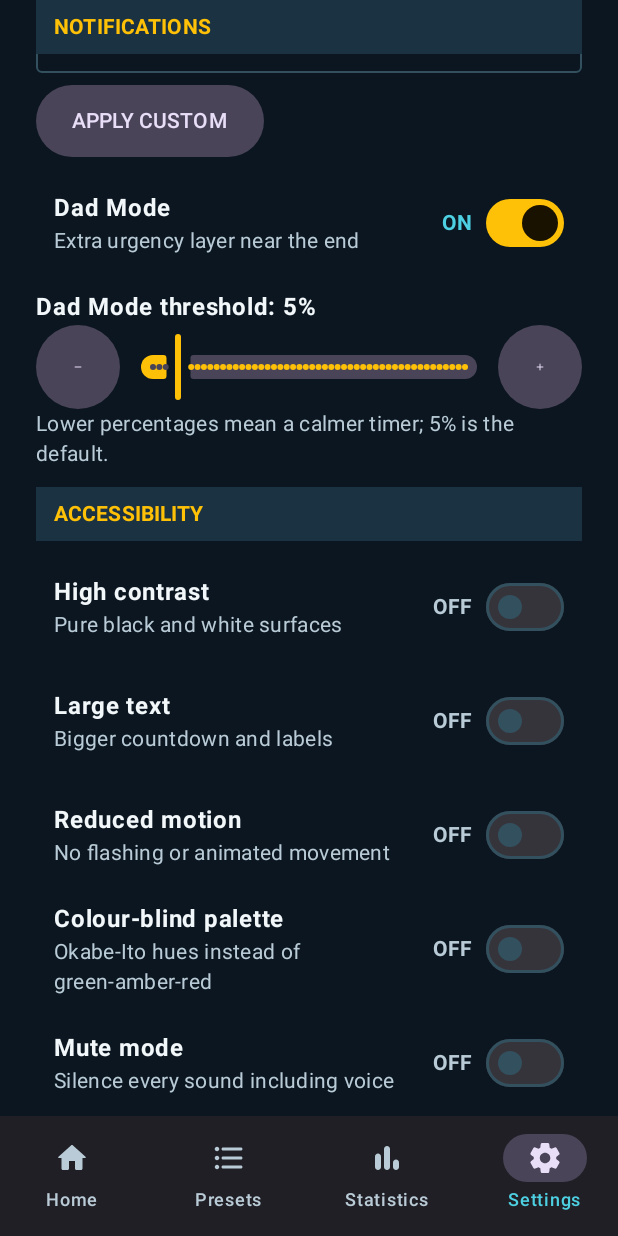
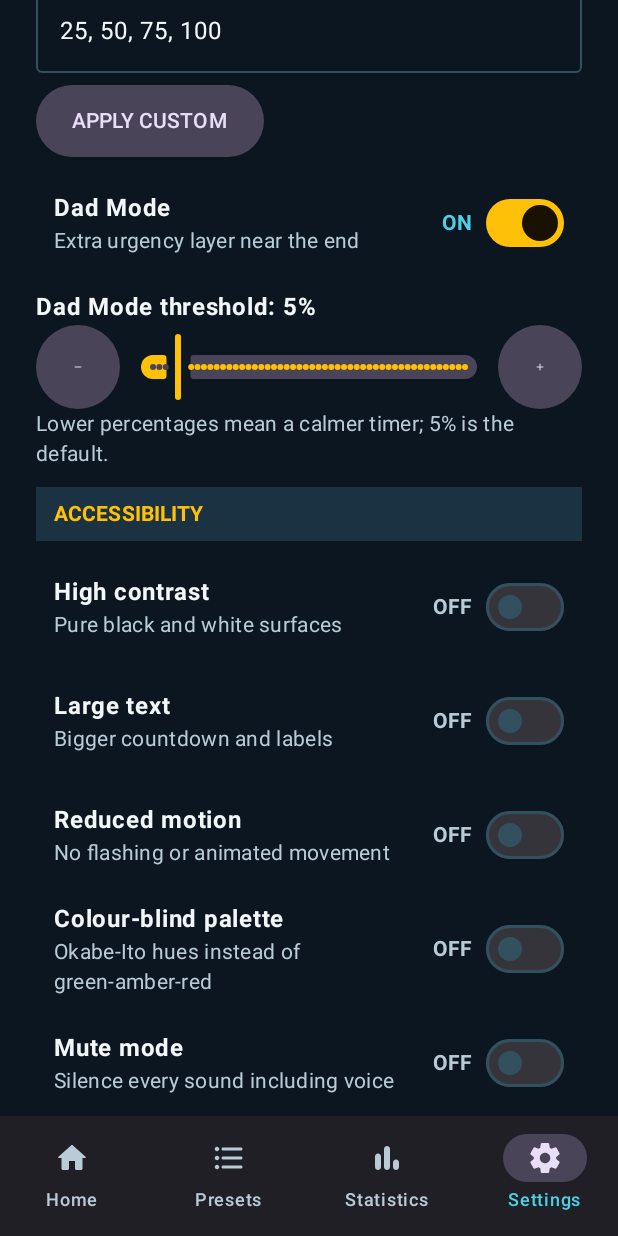
Before and after one commit to ben0551/visual-timer, an Android app built with Jetpack Compose: the SettingsScreen screen opened through its navigation route, scrolled down 1041 dp, on a phone screen of 412 x 824 dp. Run offline under Robolectric (Android 15) with nearby library versions, the phone set to English and light mode, and no system bars; our stand-ins replace Dagger/Hilt's generated code, Room's generated code.

Commit message:
Keep the focused Settings control visible: drop overlay headers, heavier ring
Sticky section headers covered a focused row that landed at the top edge, so scrolling
gave no indication of selection. Headers scroll with content now, the focus ring is
thicker/brighter, and the optional milestones text field no longer traps D-Pad focus.

```diff
--- a/app/build.gradle.kts
+++ b/app/build.gradle.kts
@@ -14,8 +14,8 @@ android {
         applicationId = "com.ben0551.visualtimeassistant"
         minSdk = 23
         targetSdk = 35
-        versionCode = 8
-        versionName = "1.6"
+        versionCode = 9
+        versionName = "1.7"
         testInstrumentationRunner = "androidx.test.runner.AndroidJUnitRunner"
     }
 
--- a/app/src/main/java/com/ben0551/visualtimeassistant/ui/components/Focus.kt
+++ b/app/src/main/java/com/ben0551/visualtimeassistant/ui/components/Focus.kt
@@ -27,8 +27,8 @@ import androidx.compose.ui.unit.dp
  */
 @Composable
 fun Modifier.tvFocusScale(
-    scale: Float = 1.07f,
-    borderWidth: Dp = 4.dp,
+    scale: Float = 1.08f,
+    borderWidth: Dp = 5.dp,
     borderColor: Color = MaterialTheme.colorScheme.primary,
     cornerRadius: Dp = 16.dp,
 ): Modifier {
@@ -42,7 +42,7 @@ fun Modifier.tvFocusScale(
     return this
         .onFocusChanged { state -> focused = state.isFocused }
         .clip(shape)
-        .background(if (focused) borderColor.copy(alpha = 0.18f) else Color.Transparent, shape)
+        .background(if (focused) borderColor.copy(alpha = 0.30f) else Color.Transparent, shape)
         .border(
             BorderStroke(borderWidth, if (focused) borderColor else Color.Transparent),
             shape,
--- a/app/src/main/java/com/ben0551/visualtimeassistant/ui/home/HomeScreen.kt
+++ b/app/src/main/java/com/ben0551/visualtimeassistant/ui/home/HomeScreen.kt
@@ -165,7 +165,6 @@ private fun QuickCard(
     initialFocus: Boolean = false,
     onClick: () -> Unit,
 ) {
-    // Requesting focus from inside the item means the requester is already attached.
     // The navigation rail grabs focus during its own initialisation, so keep trying:
     // on a TV the first thing the user must see is where the remote is.
     val focusRequester = remember { FocusRequester() }
--- a/app/src/main/java/com/ben0551/visualtimeassistant/ui/settings/SettingsScreen.kt
+++ b/app/src/main/java/com/ben0551/visualtimeassistant/ui/settings/SettingsScreen.kt
@@ -39,6 +39,7 @@ import androidx.compose.runtime.remember
 import androidx.compose.runtime.setValue
 import androidx.compose.ui.Alignment
 import androidx.compose.ui.Modifier
+import androidx.compose.ui.focus.focusProperties
 import androidx.compose.ui.semantics.Role
 import androidx.compose.ui.text.font.FontWeight
 import androidx.compose.ui.unit.dp
@@ -75,7 +76,7 @@ fun SettingsScreen() {
             )
         }
 
-        stickyHeader { SectionTitle("DISPLAY") }
+        item { SectionTitle("DISPLAY") }
         item {
             ToggleRow(
                 title = "Show countdown",
@@ -109,7 +110,7 @@ fun SettingsScreen() {
             )
         }
 
-        stickyHeader { SectionTitle("THEME") }
+        item { SectionTitle("THEME") }
         item {
             ChoiceRow(
                 title = "Animated environment",
@@ -119,7 +120,7 @@ fun SettingsScreen() {
             )
         }
 
-        stickyHeader { SectionTitle("NOTIFICATIONS") }
+        item { SectionTitle("NOTIFICATIONS") }
         item {
             ToggleRow(
                 title = "Voice prompts",
@@ -151,7 +152,7 @@ fun SettingsScreen() {
             }
         }
 
-        stickyHeader { SectionTitle("ACCESSIBILITY") }
+        item { SectionTitle("ACCESSIBILITY") }
         item {
             ToggleRow("High contrast", "Pure black and white surfaces", settings.highContrast) { v ->
                 viewModel.update { it.copy(highContrast = v) }
@@ -340,7 +341,9 @@ private fun MilestonesEditor(
             isError = error != null,
             label = { Text("Percentages") },
             singleLine = true,
-            modifier = Modifier.fillMaxWidth(),
+            // Remote focus must not get trapped in the text editor: the presets are the
+            // primary path, and DPAD arrows would otherwise just move the caret.
+            modifier = Modifier.fillMaxWidth().focusProperties { canFocus = false },
         )
         if (error != null) {
             Text(error!!, color = MaterialTheme.colorScheme.error, style = MaterialTheme.typography.bodyMedium)
```
